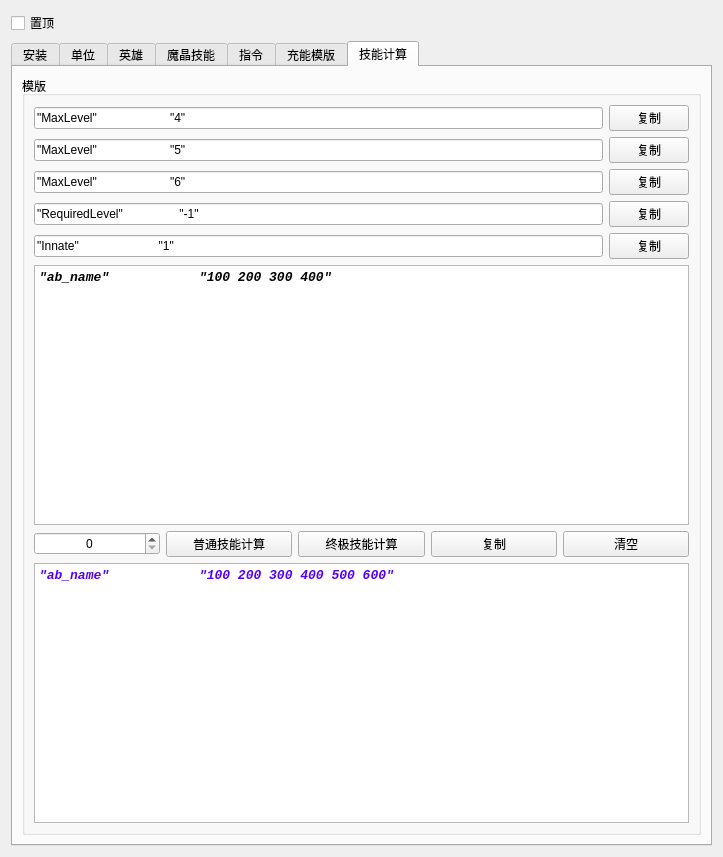
Before: the Qt Designer form untitled.ui in JeremyChim/Dota-Tool, drawn with Qt 5.
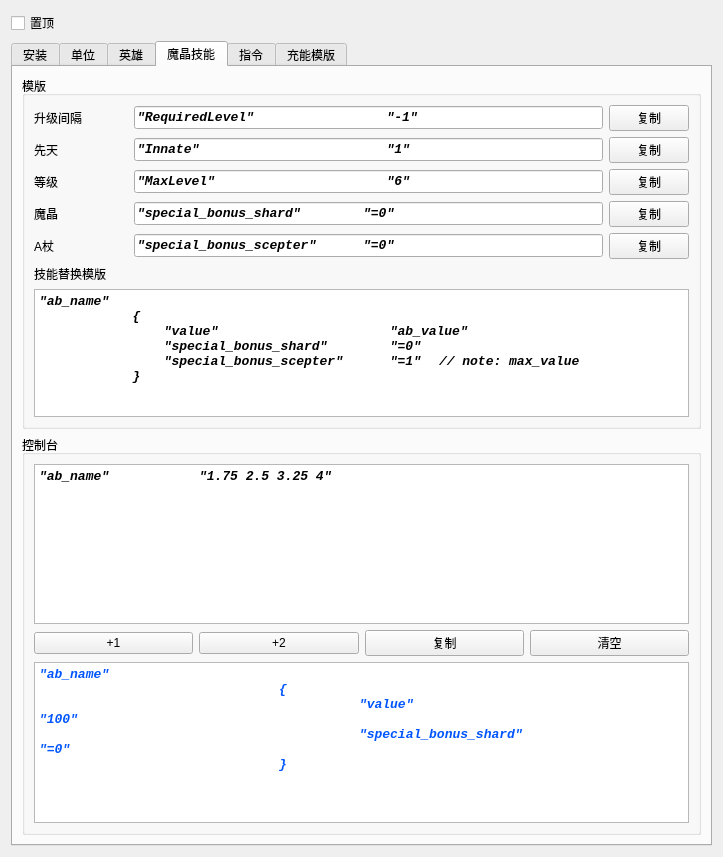
After: the same form once the commit is applied. The open tabs and pages were chosen to show the change.

Commit message: 魔晶计算替换：新增+1+2

```diff
--- a/untitled.ui
+++ b/untitled.ui
@@ -2271,7 +2271,14 @@
               <item>
                <widget class="QPushButton" name="pushButton_9">
                 <property name="text">
-                 <string>替换</string>
+                 <string>+1</string>
+                </property>
+               </widget>
+              </item>
+              <item>
+               <widget class="QPushButton" name="pushButton_14">
+                <property name="text">
+                 <string>+2</string>
                 </property>
                </widget>
               </item>
@@ -3003,217 +3010,6 @@
        </property>
       </widget>
      </widget>
-     <widget class="QWidget" name="tab_6">
-      <attribute name="title">
-       <string>技能计算</string>
-      </attribute>
-      <layout class="QVBoxLayout" name="verticalLayout_37">
-       <item>
-        <widget class="QGroupBox" name="groupBox_19">
-         <property name="title">
-          <string>模版</string>
-         </property>
-         <layout class="QVBoxLayout" name="verticalLayout_38">
-          <item>
-           <layout class="QVBoxLayout" name="verticalLayout_19" stretch="0,0,0,0,0,0,0">
-            <item>
-             <layout class="QVBoxLayout" name="verticalLayout_20">
-              <item>
-               <layout class="QHBoxLayout" name="horizontalLayout_63" stretch="0,0">
-                <item>
-                 <widget class="QLineEdit" name="lineEdit_31">
-                  <property name="text">
-                   <string>&quot;MaxLevel&quot;                      &quot;4&quot;</string>
-                  </property>
-                 </widget>
-                </item>
-                <item>
-                 <widget class="QPushButton" name="pushButton_62">
-                  <property name="text">
-                   <string>复制</string>
-                  </property>
-                 </widget>
-                </item>
-               </layout>
-              </item>
-              <item>
-               <layout class="QHBoxLayout" name="horizontalLayout_64" stretch="0,0">
-                <item>
-                 <widget class="QLineEdit" name="lineEdit_32">
-                  <property name="text">
-                   <string>&quot;MaxLevel&quot;                      &quot;5&quot;</string>
-                  </property>
-                 </widget>
-                </item>
-                <item>
-                 <widget class="QPushButton" name="pushButton_63">
-                  <property name="text">
-                   <string>复制</string>
-                  </property>
-                 </widget>
-                </item>
-               </layout>
-              </item>
-             </layout>
-            </item>
-            <item>
-             <layout class="QHBoxLayout" name="horizontalLayout_73" stretch="0,0">
-              <item>
-               <widget class="QLineEdit" name="lineEdit_34">
-                <property name="text">
-                 <string>&quot;MaxLevel&quot;                      &quot;6&quot;</string>
-                </property>
-               </widget>
-              </item>
-              <item>
-               <widget class="QPushButton" name="pushButton_66">
-                <property name="text">
-                 <string>复制</string>
-                </property>
-               </widget>
-              </item>
-             </layout>
-            </item>
-            <item>
-             <layout class="QHBoxLayout" name="horizontalLayout_74" stretch="0,0">
-              <item>
-               <widget class="QLineEdit" name="lineEdit_35">
-                <property name="text">
-                 <string>&quot;RequiredLevel&quot;                 &quot;-1&quot;</string>
-                </property>
-               </widget>
-              </item>
-              <item>
-               <widget class="QPushButton" name="pushButton_68">
-                <property name="text">
-                 <string>复制</string>
-                </property>
-               </widget>
-              </item>
-             </layout>
-            </item>
-            <item>
-             <layout class="QHBoxLayout" name="horizontalLayout_75" stretch="0,0">
-              <item>
-               <widget class="QLineEdit" name="lineEdit_36">
-                <property name="text">
-                 <string>&quot;Innate&quot;                        &quot;1&quot;</string>
-                </property>
-               </widget>
-              </item>
-              <item>
-               <widget class="QPushButton" name="pushButton_69">
-                <property name="text">
-                 <string>复制</string>
-                </property>
-               </widget>
-              </item>
-             </layout>
-            </item>
-            <item>
-             <widget class="QTextEdit" name="textEdit_4">
-              <property name="font">
-               <font>
-                <family>Consolas</family>
-                <pointsize>10</pointsize>
-                <weight>87</weight>
-                <italic>true</italic>
-                <bold>true</bold>
-               </font>
-              </property>
-              <property name="html">
-               <string>&lt;!DOCTYPE HTML PUBLIC &quot;-//W3C//DTD HTML 4.0//EN&quot; &quot;http://www.w3.org/TR/REC-html40/strict.dtd&quot;&gt;
-&lt;html&gt;&lt;head&gt;&lt;meta name=&quot;qrichtext&quot; content=&quot;1&quot; /&gt;&lt;style type=&quot;text/css&quot;&gt;
-p, li { white-space: pre-wrap; }
-&lt;/style&gt;&lt;/head&gt;&lt;body style=&quot; font-family:'Consolas'; font-size:10pt; font-weight:696; font-style:italic;&quot;&gt;
-&lt;p style=&quot; margin-top:0px; margin-bottom:0px; margin-left:0px; margin-right:0px; -qt-block-indent:0; text-indent:0px;&quot;&gt;&amp;quot;ab_name&amp;quot;		&amp;quot;100 200 300 400&amp;quot;&lt;/p&gt;&lt;/body&gt;&lt;/html&gt;</string>
-              </property>
-             </widget>
-            </item>
-            <item>
-             <layout class="QHBoxLayout" name="horizontalLayout_62">
-              <item>
-               <widget class="QSpinBox" name="spinBox_11">
-                <property name="sizePolicy">
-                 <sizepolicy hsizetype="Minimum" vsizetype="Fixed">
-                  <horstretch>0</horstretch>
-                  <verstretch>0</verstretch>
-                 </sizepolicy>
-                </property>
-                <property name="minimumSize">
-                 <size>
-                  <width>0</width>
-                  <height>0</height>
-                 </size>
-                </property>
-                <property name="alignment">
-                 <set>Qt::AlignCenter</set>
-                </property>
-                <property name="maximum">
-                 <number>5</number>
-                </property>
-               </widget>
-              </item>
-              <item>
-               <widget class="QPushButton" name="pushButton_58">
-                <property name="text">
-                 <string>普通技能计算</string>
-                </property>
-               </widget>
-              </item>
-              <item>
-               <widget class="QPushButton" name="pushButton_64">
-                <property name="text">
-                 <string>终极技能计算</string>
-                </property>
-               </widget>
-              </item>
-              <item>
-               <widget class="QPushButton" name="pushButton_61">
-                <property name="text">
-                 <string>复制</string>
-                </property>
-               </widget>
-              </item>
-              <item>
-               <widget class="QPushButton" name="pushButton_60">
-                <property name="text">
-                 <string>清空</string>
-                </property>
-               </widget>
-              </item>
-             </layout>
-            </item>
-            <item>
-             <widget class="QTextEdit" name="textEdit_5">
-              <property name="font">
-               <font>
-                <family>Consolas</family>
-                <pointsize>10</pointsize>
-                <weight>87</weight>
-                <italic>true</italic>
-                <bold>true</bold>
-               </font>
-              </property>
-              <property name="styleSheet">
-               <string notr="true">color: rgb(85, 0, 255);</string>
-              </property>
-              <property name="html">
-               <string>&lt;!DOCTYPE HTML PUBLIC &quot;-//W3C//DTD HTML 4.0//EN&quot; &quot;http://www.w3.org/TR/REC-html40/strict.dtd&quot;&gt;
-&lt;html&gt;&lt;head&gt;&lt;meta name=&quot;qrichtext&quot; content=&quot;1&quot; /&gt;&lt;style type=&quot;text/css&quot;&gt;
-p, li { white-space: pre-wrap; }
-&lt;/style&gt;&lt;/head&gt;&lt;body style=&quot; font-family:'Consolas'; font-size:10pt; font-weight:696; font-style:italic;&quot;&gt;
-&lt;p style=&quot; margin-top:0px; margin-bottom:0px; margin-left:0px; margin-right:0px; -qt-block-indent:0; text-indent:0px;&quot;&gt;&amp;quot;ab_name&amp;quot;		&amp;quot;100 200 300 400 500 600&amp;quot;&lt;/p&gt;&lt;/body&gt;&lt;/html&gt;</string>
-              </property>
-             </widget>
-            </item>
-           </layout>
-          </item>
-         </layout>
-        </widget>
-       </item>
-      </layout>
-     </widget>
     </widget>
    </item>
   </layout>
```
Left out of the diff: 1720 changed lines with no effect on the pictures. The commit also changes 3 other files.
